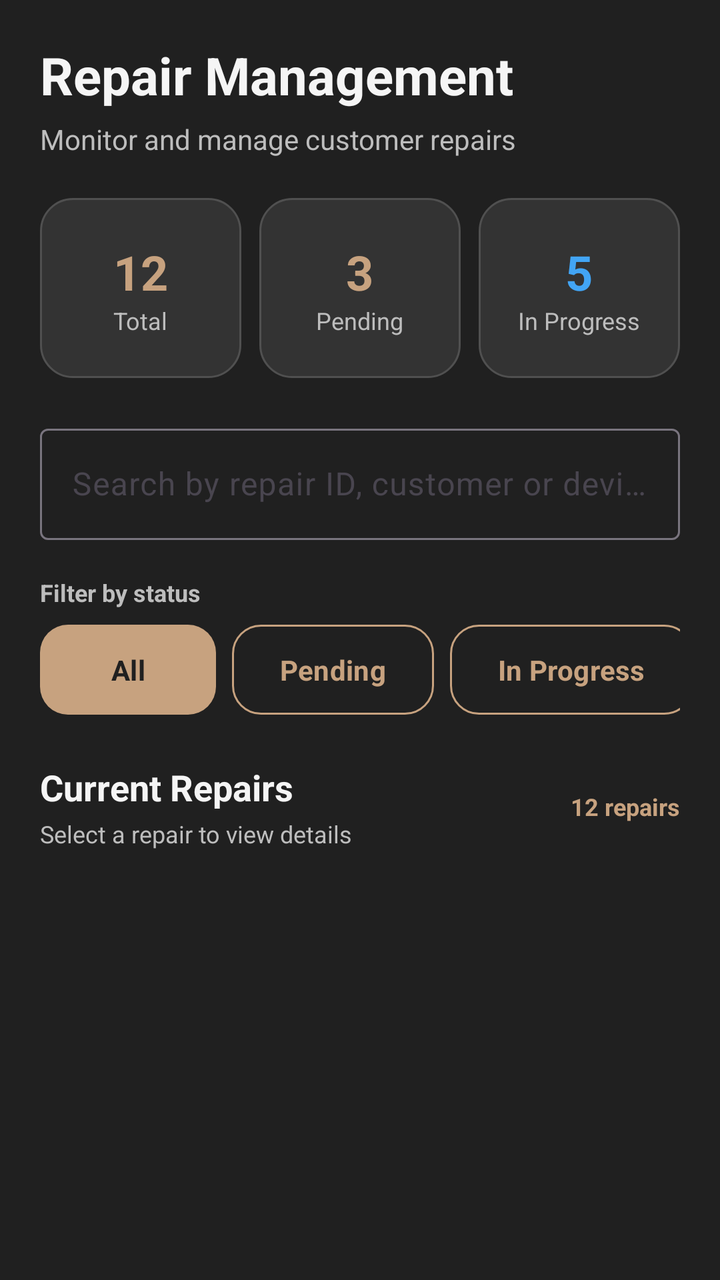
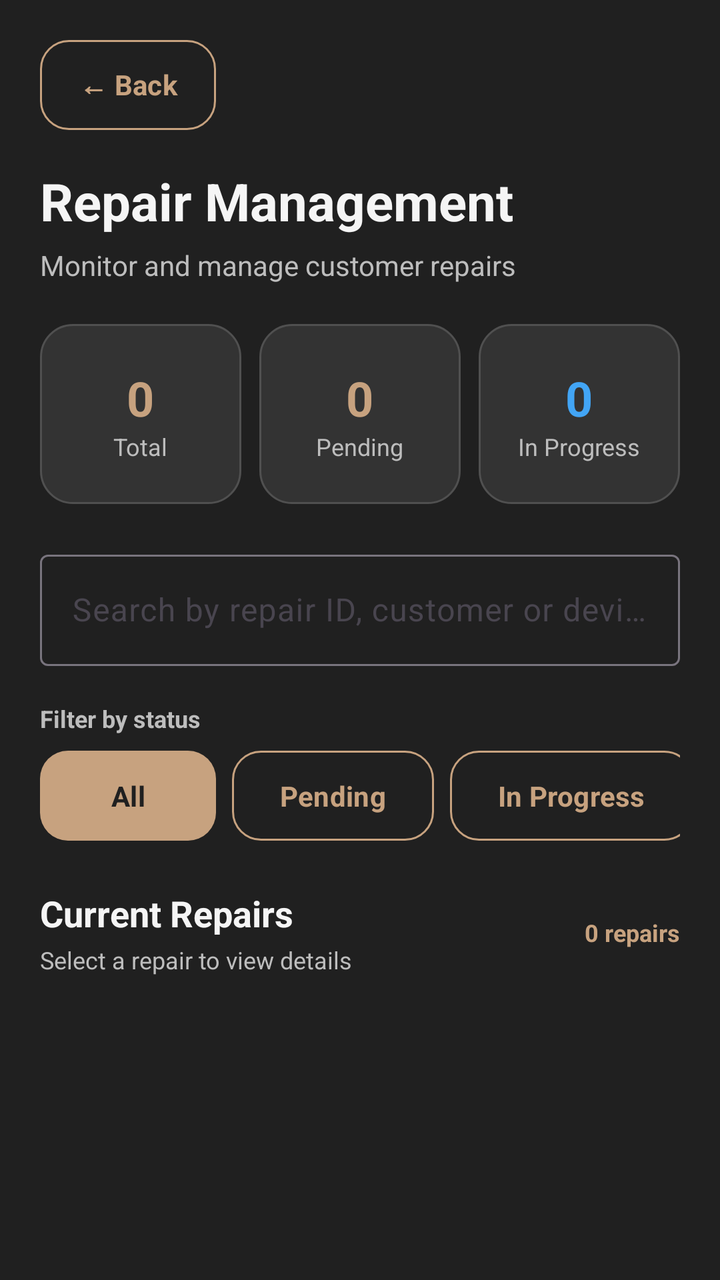

Compare the two renders of this Android layout. The source of the first and the diff that turns it into the second are given below.
<!-- AndroidManifest.xml: application theme Theme.TechFix -->
<!-- res/layout/activity_repair_management.xml -->
<?xml version="1.0" encoding="utf-8"?>
<LinearLayout
    xmlns:android="http://schemas.android.com/apk/res/android"
    xmlns:app="http://schemas.android.com/apk/res-auto"
    android:layout_width="match_parent"
    android:layout_height="match_parent"
    android:orientation="vertical"
    android:background="@color/techfix_background">

    <ScrollView
        android:layout_width="match_parent"
        android:layout_height="wrap_content"
        android:fillViewport="true">

        <LinearLayout
            android:layout_width="match_parent"
            android:layout_height="wrap_content"
            android:orientation="vertical"
            android:padding="20dp">

            

            <TextView
                android:layout_width="wrap_content"
                android:layout_height="wrap_content"
                android:text="Repair Management"
                android:textColor="@color/techfix_white"
                android:textSize="26sp"
                android:textStyle="bold" />

            <TextView
                android:layout_width="wrap_content"
                android:layout_height="wrap_content"
                android:layout_marginTop="5dp"
                android:text="Monitor and manage customer repairs"
                android:textColor="@color/techfix_text_secondary"
                android:textSize="14sp" />


            

            <LinearLayout
                android:layout_width="match_parent"
                android:layout_height="wrap_content"
                android:layout_marginTop="20dp"
                android:orientation="horizontal">

                

                <LinearLayout
                    android:layout_width="0dp"
                    android:layout_height="90dp"
                    android:layout_weight="1"
                    android:layout_marginEnd="6dp"
                    android:background="@drawable/bg_techfix_card"
                    android:gravity="center"
                    android:orientation="vertical"
                    android:padding="10dp">

                    <TextView
                        android:id="@+id/tvTotalRepairs"
                        android:layout_width="wrap_content"
                        android:layout_height="wrap_content"
                        android:text="12"
                        android:textColor="@color/techfix_gold"
                        android:textSize="24sp"
                        android:textStyle="bold" />

                    <TextView
                        android:layout_width="wrap_content"
                        android:layout_height="wrap_content"
                        android:text="Total"
                        android:textColor="@color/techfix_text_secondary"
                        android:textSize="12sp" />

                </LinearLayout>


                

                <LinearLayout
                    android:layout_width="0dp"
                    android:layout_height="90dp"
                    android:layout_weight="1"
                    android:layout_marginStart="3dp"
                    android:layout_marginEnd="3dp"
                    android:background="@drawable/bg_techfix_card"
                    android:gravity="center"
                    android:orientation="vertical"
                    android:padding="10dp">

                    <TextView
                        android:id="@+id/tvPendingRepairs"
                        android:layout_width="wrap_content"
                        android:layout_height="wrap_content"
                        android:text="3"
                        android:textColor="@color/techfix_gold"
                        android:textSize="24sp"
                        android:textStyle="bold" />

                    <TextView
                        android:layout_width="wrap_content"
                        android:layout_height="wrap_content"
                        android:text="Pending"
                        android:textColor="@color/techfix_text_secondary"
                        android:textSize="12sp" />

                </LinearLayout>


                

                <LinearLayout
                    android:layout_width="0dp"
                    android:layout_height="90dp"
                    android:layout_weight="1"
                    android:layout_marginStart="6dp"
                    android:background="@drawable/bg_techfix_card"
                    android:gravity="center"
                    android:orientation="vertical"
                    android:padding="10dp">

                    <TextView
                        android:id="@+id/tvProgressRepairs"
                        android:layout_width="wrap_content"
                        android:layout_height="wrap_content"
                        android:text="5"
                        android:textColor="#42A5F5"
                        android:textSize="24sp"
                        android:textStyle="bold" />

                    <TextView
                        android:layout_width="wrap_content"
                        android:layout_height="wrap_content"
                        android:text="In Progress"
                        android:textColor="@color/techfix_text_secondary"
                        android:textSize="12sp" />

                </LinearLayout>

            </LinearLayout>


            

            <com.google.android.material.textfield.TextInputLayout
                android:id="@+id/searchRepairLayout"
                android:layout_width="match_parent"
                android:layout_height="wrap_content"
                android:layout_marginTop="20dp"
                android:hint="Search by repair ID, customer or device">

                <com.google.android.material.textfield.TextInputEditText
                    android:id="@+id/etSearchRepair"
                    android:layout_width="match_parent"
                    android:layout_height="wrap_content"
                    android:inputType="text"
                    android:textColor="@color/techfix_white"
                    android:textColorHint="@color/techfix_text_secondary" />

            </com.google.android.material.textfield.TextInputLayout>


            

            <TextView
                android:layout_width="wrap_content"
                android:layout_height="wrap_content"
                android:layout_marginTop="18dp"
                android:text="Filter by status"
                android:textColor="@color/techfix_text_secondary"
                android:textSize="12sp"
                android:textStyle="bold" />

            <HorizontalScrollView
                android:layout_width="match_parent"
                android:layout_height="wrap_content"
                android:layout_marginTop="8dp"
                android:scrollbars="none">

                <LinearLayout
                    android:layout_width="wrap_content"
                    android:layout_height="wrap_content"
                    android:orientation="horizontal">

                    <com.google.android.material.button.MaterialButton
                        android:id="@+id/btnFilterAll"
                        android:layout_width="wrap_content"
                        android:layout_height="45dp"
                        android:text="All"
                        android:textColor="@color/techfix_background"
                        android:textStyle="bold"
                        android:background="@drawable/bg_techfix_button" />

                    <com.google.android.material.button.MaterialButton
                        android:id="@+id/btnFilterPending"
                        android:layout_width="wrap_content"
                        android:layout_height="45dp"
                        android:layout_marginStart="8dp"
                        android:text="Pending"
                        android:textColor="@color/techfix_gold"
                        android:textStyle="bold"
                        android:background="@drawable/bg_techfix_outline_button" />

                    <com.google.android.material.button.MaterialButton
                        android:id="@+id/btnFilterProgress"
                        android:layout_width="wrap_content"
                        android:layout_height="45dp"
                        android:layout_marginStart="8dp"
                        android:text="In Progress"
                        android:textColor="@color/techfix_gold"
                        android:textStyle="bold"
                        android:background="@drawable/bg_techfix_outline_button" />

                    <com.google.android.material.button.MaterialButton
                        android:id="@+id/btnFilterCompleted"
                        android:layout_width="wrap_content"
                        android:layout_height="45dp"
                        android:layout_marginStart="8dp"
                        android:text="Completed"
                        android:textColor="@color/techfix_gold"
                        android:textStyle="bold"
                        android:background="@drawable/bg_techfix_outline_button" />

                </LinearLayout>

            </HorizontalScrollView>


            

            <LinearLayout
                android:layout_width="match_parent"
                android:layout_height="wrap_content"
                android:layout_marginTop="24dp"
                android:gravity="center_vertical"
                android:orientation="horizontal">

                <LinearLayout
                    android:layout_width="0dp"
                    android:layout_height="wrap_content"
                    android:layout_weight="1"
                    android:orientation="vertical">

                    <TextView
                        android:layout_width="wrap_content"
                        android:layout_height="wrap_content"
                        android:text="Current Repairs"
                        android:textColor="@color/techfix_white"
                        android:textSize="18sp"
                        android:textStyle="bold" />

                    <TextView
                        android:layout_width="wrap_content"
                        android:layout_height="wrap_content"
                        android:layout_marginTop="3dp"
                        android:text="Select a repair to view details"
                        android:textColor="@color/techfix_text_secondary"
                        android:textSize="12sp" />

                </LinearLayout>

                <TextView
                    android:id="@+id/tvRepairCount"
                    android:layout_width="wrap_content"
                    android:layout_height="wrap_content"
                    android:text="12 repairs"
                    android:textColor="@color/techfix_gold"
                    android:textSize="12sp"
                    android:textStyle="bold" />

            </LinearLayout>

        </LinearLayout>

    </ScrollView>


    
    

    <androidx.recyclerview.widget.RecyclerView
        android:id="@+id/recyclerRepairs"
        android:layout_width="match_parent"
        android:layout_height="0dp"
        android:layout_weight="1"
        android:paddingStart="20dp"
        android:paddingEnd="20dp"
        android:paddingTop="8dp"
        android:paddingBottom="16dp"
        android:clipToPadding="false" />

</LinearLayout>
<!-- resources referenced by this layout -->
<resources>
  <color name="techfix_background">#202020</color>
  <color name="techfix_gold">#C7A27F</color>
  <color name="techfix_text_secondary">#BDBDBD</color>
  <color name="techfix_white">#F5F5F5</color>
  <!-- drawable bg_techfix_button (drawable) -->
  <?xml version="1.0" encoding="utf-8"?>
  <shape xmlns:android="http://schemas.android.com/apk/res/android"
      android:shape="rectangle">
  
      <solid android:color="@color/techfix_gold" />
  
      <corners android:radius="14dp" />
  
  </shape>
  <!-- drawable bg_techfix_card (drawable) -->
  <?xml version="1.0" encoding="utf-8"?>
  <shape xmlns:android="http://schemas.android.com/apk/res/android"
      android:shape="rectangle">
  
      <solid android:color="@color/techfix_surface" />
  
      <corners android:radius="16dp" />
  
      <stroke
          android:width="1dp"
          android:color="@color/techfix_border" />
  
  </shape>
  <!-- drawable bg_techfix_outline_button (drawable) -->
  <?xml version="1.0" encoding="utf-8"?>
  <shape xmlns:android="http://schemas.android.com/apk/res/android"
      android:shape="rectangle">
  
      <solid android:color="@color/techfix_transparent" />
  
      <corners android:radius="14dp" />
  
      <stroke
          android:width="1dp"
          android:color="@color/techfix_gold" />
  
  </shape>
  <style name="Theme.TechFix" parent="Base.Theme.TechFix" />
  <color name="techfix_surface">#333333</color>
  <color name="techfix_border">#505050</color>
  <color name="techfix_transparent">#00000000</color>
  <style name="Base.Theme.TechFix" parent="Theme.Material3.DayNight.NoActionBar">
  
          <item name="android:fontFamily">sans-serif</item>
  
          <item name="android:windowBackground">@color/techfix_background</item>
  
          <item name="colorPrimary">@color/techfix_gold</item>
          <item name="colorOnPrimary">@color/techfix_background</item>
  
          <item name="colorSecondary">@color/techfix_gold_light</item>
          <item name="colorOnSecondary">@color/techfix_background</item>
  
          <item name="android:colorAccent">@color/techfix_gold</item>
  
          <item name="android:navigationBarColor">@color/techfix_background</item>
          <item name="android:statusBarColor">@color/techfix_background</item>
  
          <item name="android:windowLightStatusBar">false</item>
  
      </style>
  <color name="techfix_gold_light">#D4B493</color>
</resources>

<!-- the commit's change to res/layout/activity_repair_management.xml (unified diff, before → after) -->
@@ -20,9 +20,24 @@
 
             
 
+            <com.google.android.material.button.MaterialButton
+                android:id="@+id/btnBackRepairManagement"
+                android:layout_width="wrap_content"
+                android:layout_height="45dp"
+                android:text="← Back"
+                android:textColor="@color/techfix_gold"
+                android:textSize="14sp"
+                android:textStyle="bold"
+                android:background="@drawable/bg_techfix_outline_button"
+                android:paddingStart="16dp"
+                android:paddingEnd="16dp" />
+
+            
+
             <TextView
                 android:layout_width="wrap_content"
                 android:layout_height="wrap_content"
+                android:layout_marginTop="18dp"
                 android:text="Repair Management"
                 android:textColor="@color/techfix_white"
                 android:textSize="26sp"
@@ -35,7 +50,6 @@
                 android:text="Monitor and manage customer repairs"
                 android:textColor="@color/techfix_text_secondary"
                 android:textSize="14sp" />
-
 
             
 
@@ -61,7 +75,7 @@
                         android:id="@+id/tvTotalRepairs"
                         android:layout_width="wrap_content"
                         android:layout_height="wrap_content"
-                        android:text="12"
+                        android:text="0"
                         android:textColor="@color/techfix_gold"
                         android:textSize="24sp"
                         android:textStyle="bold" />
@@ -74,7 +88,6 @@
                         android:textSize="12sp" />
 
                 </LinearLayout>
-
 
                 
 
@@ -93,7 +106,7 @@
                         android:id="@+id/tvPendingRepairs"
                         android:layout_width="wrap_content"
                         android:layout_height="wrap_content"
-                        android:text="3"
+                        android:text="0"
                         android:textColor="@color/techfix_gold"
                         android:textSize="24sp"
                         android:textStyle="bold" />
@@ -106,7 +119,6 @@
                         android:textSize="12sp" />
 
                 </LinearLayout>
-
 
                 
 
@@ -124,7 +136,7 @@
                         android:id="@+id/tvProgressRepairs"
                         android:layout_width="wrap_content"
                         android:layout_height="wrap_content"
-                        android:text="5"
+                        android:text="0"
                         android:textColor="#42A5F5"
                         android:textSize="24sp"
                         android:textStyle="bold" />
@@ -139,7 +151,6 @@
                 </LinearLayout>
 
             </LinearLayout>
-
 
             
 
@@ -160,7 +171,6 @@
 
             </com.google.android.material.textfield.TextInputLayout>
 
-
             
 
             <TextView
@@ -172,6 +182,8 @@
                 android:textSize="12sp"
                 android:textStyle="bold" />
 
+            
+
             <HorizontalScrollView
                 android:layout_width="match_parent"
                 android:layout_height="wrap_content"
@@ -226,7 +238,6 @@
 
             </HorizontalScrollView>
 
-
             
 
             <LinearLayout
@@ -264,7 +275,7 @@
                     android:id="@+id/tvRepairCount"
                     android:layout_width="wrap_content"
                     android:layout_height="wrap_content"
-                    android:text="12 repairs"
+                    android:text="0 repairs"
                     android:textColor="@color/techfix_gold"
                     android:textSize="12sp"
                     android:textStyle="bold" />
@@ -275,8 +286,6 @@
 
     </ScrollView>
 
-
-    
     
 
     <androidx.recyclerview.widget.RecyclerView
